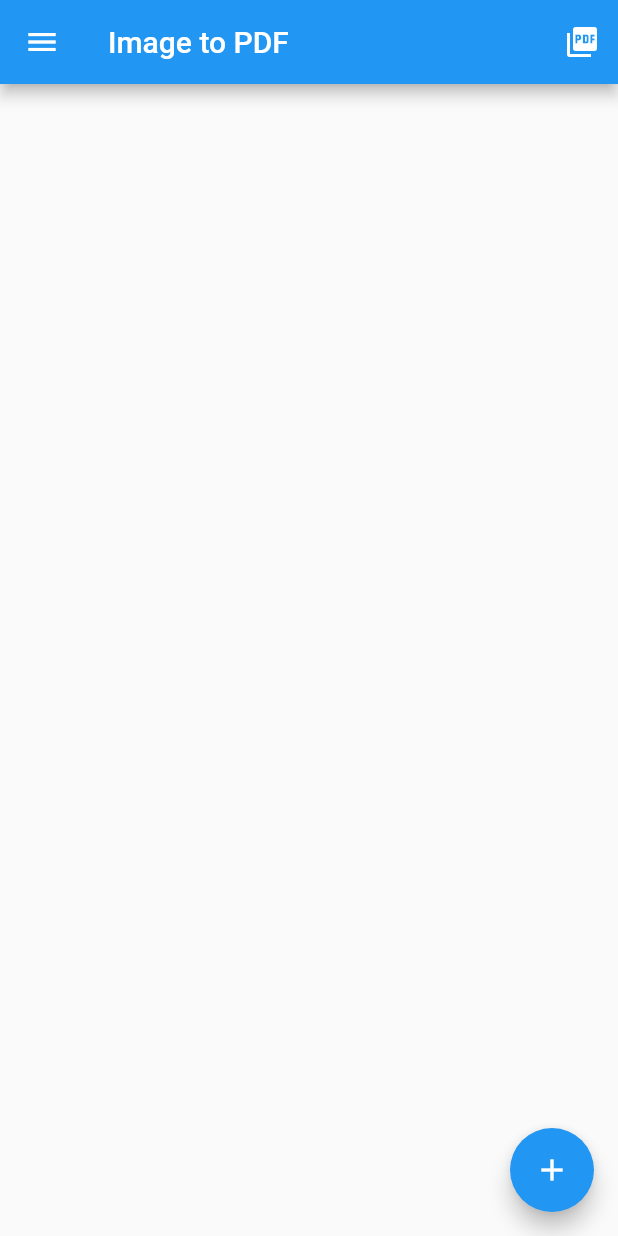
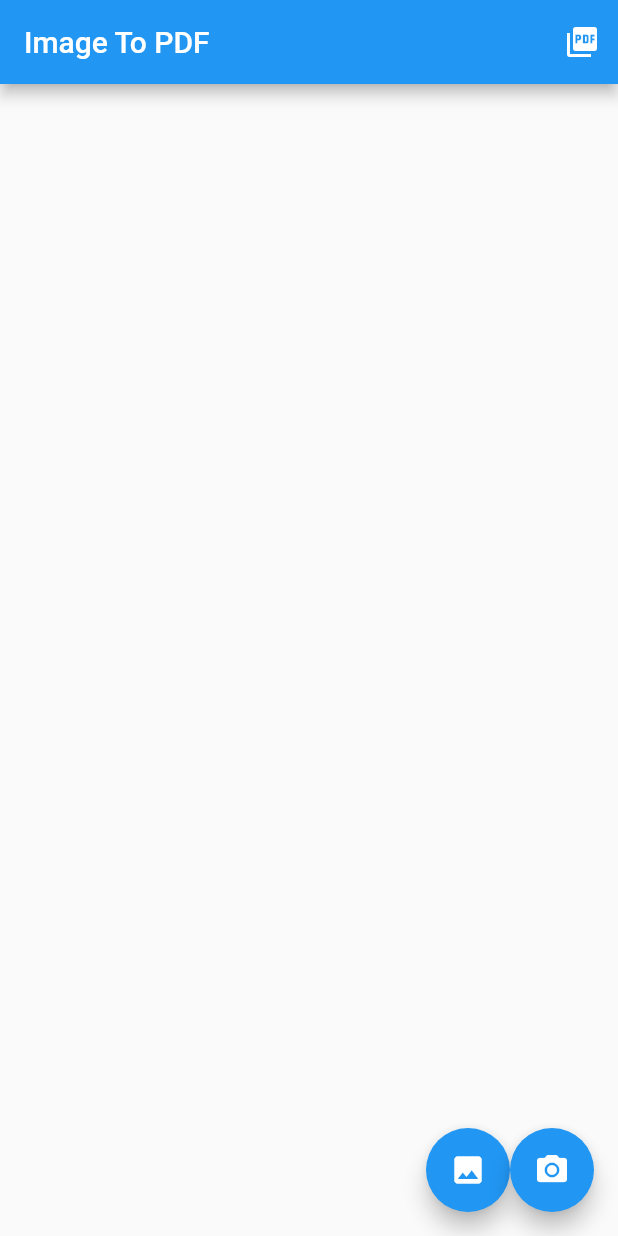
Before and after one commit to Sarim-Qureshi/image_to_pdf_scanner, a Flutter app: the screen it shows after launch, on a phone screen of 412 x 824 dp. Run offline on Flutter 3.47's test engine with Material 2 defaults, Android fonts, the phone set to English and light mode, and no system bars; our stand-ins replace flushbar, image_picker, pdf.

Commit message:
Added Camera Module

```diff
--- a/lib/main.dart
+++ b/lib/main.dart
@@ -1,114 +1,63 @@
 import 'dart:io';
 
 import 'package:flushbar/flushbar.dart';
-import 'package:flutter/cupertino.dart';
 import 'package:flutter/material.dart';
 import 'package:image_picker/image_picker.dart';
 import 'package:path_provider/path_provider.dart';
 import 'package:pdf/pdf.dart';
 import 'package:pdf/widgets.dart' as pw;
-import 'package:provider/provider.dart';
-
-import 'theme_provider.dart';
 
 main() {
   runApp(MaterialApp(
-    home: ChangeNotifierProvider<DynamicTheme>(create: (_) => DynamicTheme(),
-    // debugShowCheckedModeBanner: false,
-    child: MyApp())
+    debugShowCheckedModeBanner: false,
+    home: MyApp(),
   ));
 }
+
 class MyApp extends StatefulWidget {
   @override
-    _MyAppState createState() => _MyAppState();
+  _MyAppState createState() => _MyAppState();
 }
+
 class _MyAppState extends State<MyApp> {
   final picker = ImagePicker();
   final pdf = pw.Document();
   List<File> _image = [];
-   @override
-  Widget build(BuildContext context) {
-
-  final themeProvider = Provider.of<DynamicTheme>(context);
-
-  return Scaffold(
 
 
-            appBar: AppBar(
 
-        backgroundColor: Theme.of(context).primaryColor,
-        title: Text("Image to PDF"),
+  @override
+  Widget build(BuildContext context) {
+    return Scaffold(
+      appBar: AppBar(
+        title: Text("Image To PDF"),
         actions: [
           IconButton(
               icon: Icon(Icons.picture_as_pdf),
               onPressed: () {
                 createPDF();
                 savePDF();
-              }),
+              })
         ],
-              )
-      ,
+      ),
+      // floatingActionButton: FloatingActionButton(
+      //   child: Icon(Icons.add),
+      //   onPressed: getImageFromGallery,
+      // ),
 
-      drawer: Drawer(
-        backgroundColor: Color.fromARGB(255, 48, 153, 185),
-        child: ListView(
-          padding: EdgeInsets.zero,
-              children: <Widget>[
-                DrawerHeader(
-                  child: Image.asset(
-                    'assets/images/logo_app.png',
-                  ),
-                  decoration: BoxDecoration(
-                    gradient: LinearGradient(
-                      begin: Alignment.topLeft,
-                      end: Alignment.bottomRight,
-                      colors: [
-                        Color.fromARGB(255, 60, 140, 231),
-                        Color.fromARGB(255, 0, 234, 255),
-                      ],
-                    ),
-                  ),
-                ),
-                Divider(
-                  height: 2.0,
-                ),
-                ListTile(
-                  title: Center(
-                    child: Text('Image to PDF Scanner'),
-                  ),
-                  onTap: () {
-                    Navigator.pop(context);
-                  },
-                ),
-                  Builder(
-                  builder: (context) => ListTile(
-                    title: Text('Toggle Dark mode'),
-                    leading: Icon(Icons.brightness_4),
-                    onTap: () {
-                      setState(() {
-                        themeProvider.changeDarkMode(!themeProvider.isDarkMode);
-                      });
-                      Navigator.pop(context);
-                    },
-                    trailing: CupertinoSwitch(
-                      value: themeProvider.getDarkMode(),
-                      onChanged: (value) {
-                        setState(() {
-                          themeProvider.changeDarkMode(value);
-                        });
-                        Navigator.pop(context);
-                      },
-                    ),
-                  ),
-                ),
-              ]
-        )
+      floatingActionButton: Row(
+        mainAxisAlignment: MainAxisAlignment.end,
+        children: [
+          FloatingActionButton(
+            onPressed: getImageFromGallery,
+            child: Icon(Icons.photo),
+          ),
+          FloatingActionButton(
+            onPressed: getImageFromCamera,
+            child: Icon(Icons.camera_alt),
 
-      ),
-
-      floatingActionButton: FloatingActionButton(
-        child: Icon(Icons.add),
-        onPressed: getImageFromGallery,
+          ),
+        ]
       ),
 
       body: _image != null
@@ -121,9 +70,7 @@ class _MyAppState extends State<MyApp> {
                   child: Image.file(
                     _image[index],
                     fit: BoxFit.cover,
-                  ),
-
-                  ),
+                  )),
             )
           : Container(),
     );
@@ -139,6 +86,17 @@ class _MyAppState extends State<MyApp> {
       }
     });
   }
+
+getImageFromCamera() async {
+     final pickedFile = await picker.getImage(source: ImageSource.camera);
+    setState(() {
+      if (pickedFile != null) {
+        _image.add(File(pickedFile.path));
+      } else {
+        print('No image selected');
+      }
+    });
+}
 
   createPDF() async {
     for (var img in _image) {
@@ -161,7 +119,7 @@ class _MyAppState extends State<MyApp> {
        +"_"+now.hour.toString()+":"+now.minute.toString()+":"+now.second.toString()
        +":"+now.millisecond.toString()+".pdf");
       await file.writeAsBytes(await pdf.save());
-      showPrintedMessage('success', 'saved to documents');
+      showPrintedMessage('Success', 'Saved To Documents');
     } catch (e) {
       showPrintedMessage('error', e.toString());
     }
@@ -178,7 +136,4 @@ class _MyAppState extends State<MyApp> {
       ),
     )..show(context);
   }
-
-
-
 }
```
